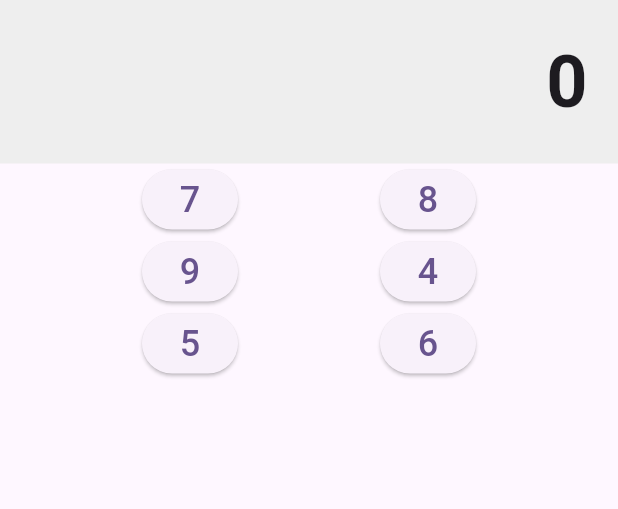
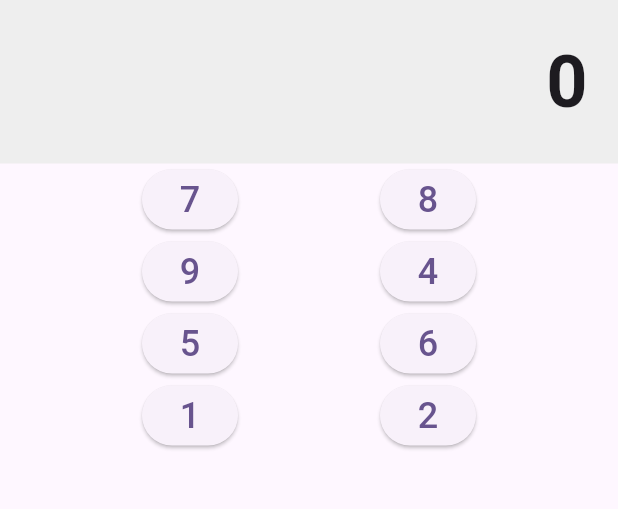
Before and after one commit to W17Code/calculadora_flutter, a Flutter app: the screen it shows after launch, on a phone screen of 412 x 824 dp, the part 84-593 px from its top. Run offline on Flutter 3.47's test engine with Material 3 defaults, Android fonts, the phone set to English and light mode, and no system bars.

Commit message:
Se agregan los botones 1 y 2

```diff
--- a/lib/home/home.dart
+++ b/lib/home/home.dart
@@ -59,6 +59,19 @@ class MyHomePage extends StatelessWidget {
               ),
             ],
           ),
+          Row(
+            mainAxisAlignment: MainAxisAlignment.spaceEvenly,
+            children: [
+              ElevatedButton(
+                onPressed: () {},
+                child: const Text('1', style: TextStyle(fontSize: 24)),
+              ),
+              ElevatedButton(
+                onPressed: () {},
+                child: const Text('2', style: TextStyle(fontSize: 24)),
+              ),
+            ],
+          ),
         ],
       ),
     );
```
